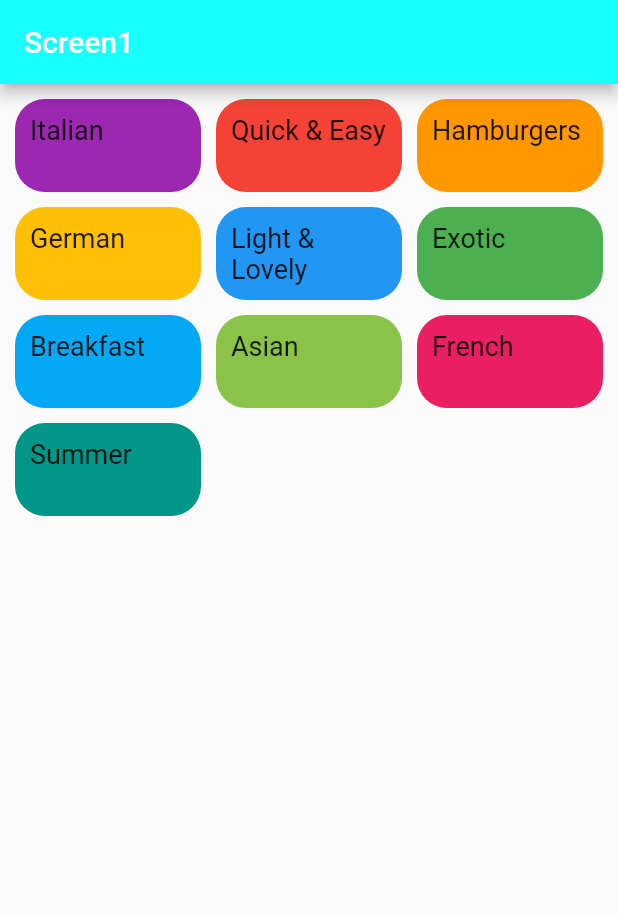
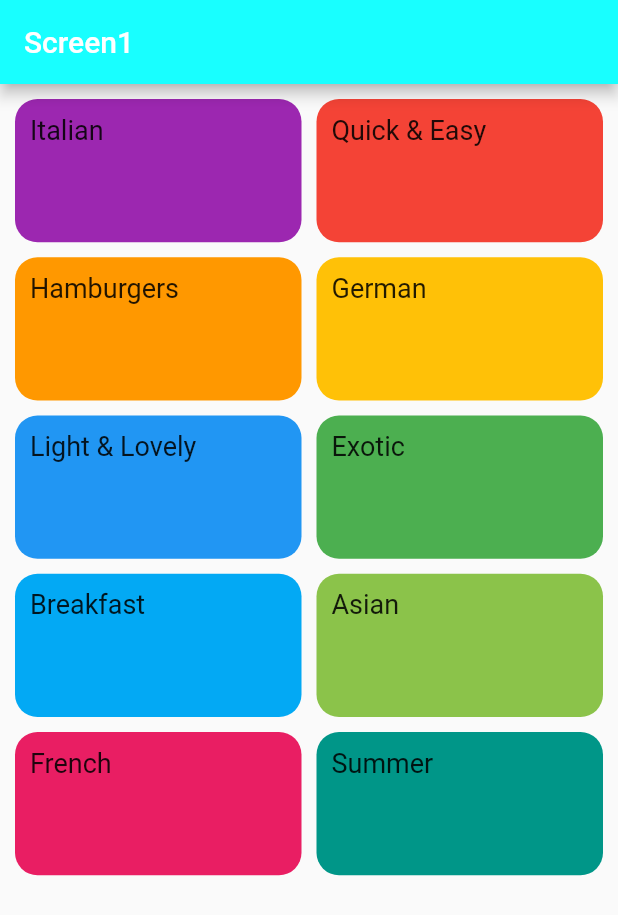
Before and after one commit to ArpitSahu01/Meals-App, a Flutter app: the screen it shows after launch, on a phone screen of 412 x 824 dp. Shown: the top 915 px of the screen. Run offline on Flutter 3.47's test engine with Material 2 defaults, Android fonts, the phone set to English and light mode, and no system bars.

Commit message:
Added navigation between 1 and 2

```diff
--- a/lib/Screen1.dart
+++ b/lib/Screen1.dart
@@ -1,30 +1,44 @@
 import 'package:flutter/material.dart';
 import './dummy_data.dart';
+import './Screen2.dart';
 
 class Screen1 extends StatelessWidget {
+
+  void changeScreen2(BuildContext ctx){
+    Navigator.of(ctx).push(MaterialPageRoute(builder: (_){
+      return Screen2();
+    }));
+  }
+
+  @override
   Widget build(BuildContext context) {
     return Scaffold(
       appBar:
-          AppBar(title: Text('Screen1'), backgroundColor: Colors.cyanAccent),
+          AppBar(title: const Text('Screen1'), backgroundColor: Colors.cyanAccent),
       body: Padding(
         padding: const EdgeInsets.all(10.0),
         child: GridView(
           gridDelegate: SliverGridDelegateWithMaxCrossAxisExtent(
-            maxCrossAxisExtent: MediaQuery.of(context).size.width / 3,
+            maxCrossAxisExtent: MediaQuery.of(context).size.width / 2,
             crossAxisSpacing: 10,
             mainAxisSpacing: 10,
             childAspectRatio: 2 / 1,
           ),
           children: DUMMY_CATEGORIES.map((val) {
-            return Container(
-              decoration: BoxDecoration(
-                  borderRadius: BorderRadius.circular(20),
-                  color: val.color),
+            return InkWell(
+              onTap: ()=>changeScreen2(context),
+              splashColor: val.color,
+              borderRadius: BorderRadius.circular(20),
               child: Container(
-                padding: EdgeInsets.all(10),
-                child: Text(
-                  val.title,
-                  style: TextStyle(fontSize: 18),
+                decoration: BoxDecoration(
+                    borderRadius: BorderRadius.circular(15),
+                    color: val.color),
+                child: Container(
+                  padding: const EdgeInsets.all(10),
+                  child: Text(
+                    val.title,
+                    style: const TextStyle(fontSize: 18),
+                  ),
                 ),
               ),
             );
```
Also changed, not shown: lib/Screen2.dart (added, +14 -0 lines).
